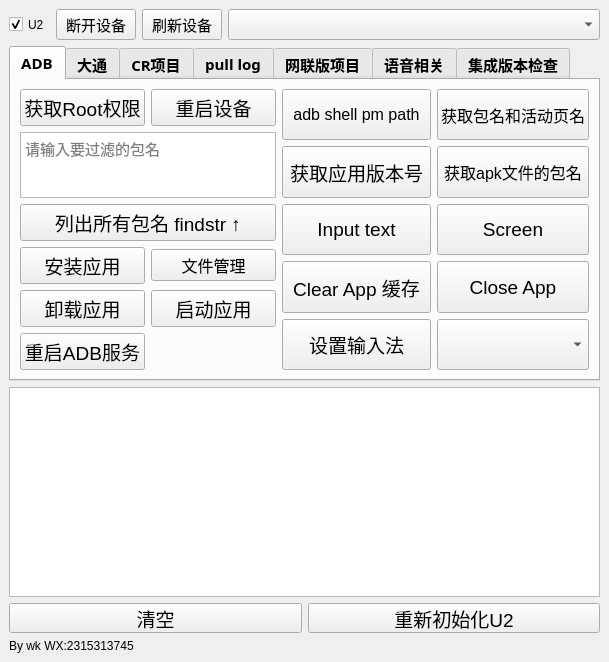
wangke956/ADBTools, file adbtool.ui: the form before one commit.
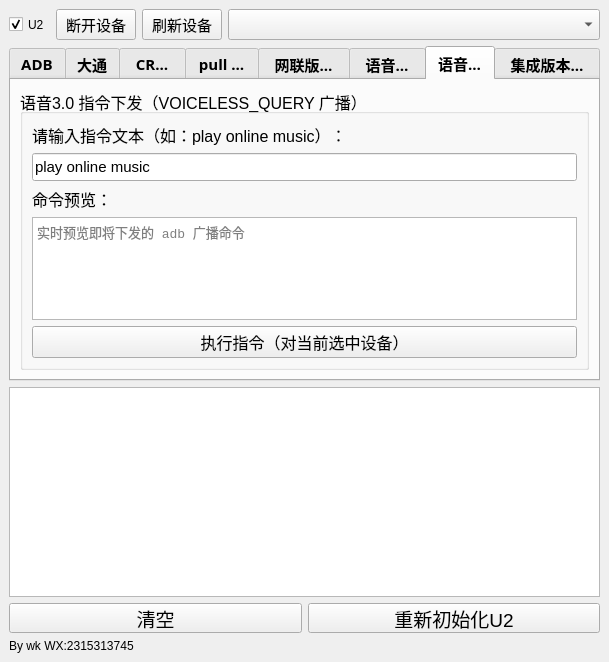
The form after the commit. The open tabs and pages were chosen to show the change.

Commit message: 1.增加谷歌语音3.0文本注入功能 2.修复部分受限设备日志无法生成的问题

```diff
--- a/adbtool.ui
+++ b/adbtool.ui
@@ -1780,6 +1780,115 @@
           </item>
          </layout>
         </widget>
+        <widget class="QWidget" name="tab_voice3">
+         <attribute name="title">
+          <string>语音3.0</string>
+         </attribute>
+         <layout class="QVBoxLayout" name="verticalLayout_voice3">
+          <item>
+           <widget class="QGroupBox" name="groupBox_voice3_query">
+            <property name="font">
+             <font>
+              <pointsize>12</pointsize>
+             </font>
+            </property>
+            <property name="title">
+             <string>语音3.0 指令下发（VOICELESS_QUERY 广播）</string>
+            </property>
+            <layout class="QVBoxLayout" name="verticalLayout_voice3_inner">
+             <item>
+              <widget class="QLabel" name="voice3_query_label">
+               <property name="text">
+                <string>请输入指令文本（如：play online music）：</string>
+               </property>
+              </widget>
+             </item>
+             <item>
+              <widget class="QLineEdit" name="voice3_query_input">
+               <property name="sizePolicy">
+                <sizepolicy hsizetype="Expanding" vsizetype="Minimum">
+                 <horstretch>0</horstretch>
+                 <verstretch>0</verstretch>
+                </sizepolicy>
+               </property>
+               <property name="minimumSize">
+                <size>
+                 <width>0</width>
+                 <height>28</height>
+                </size>
+               </property>
+               <property name="font">
+                <font>
+                 <pointsize>11</pointsize>
+                </font>
+               </property>
+               <property name="text">
+                <string>play online music</string>
+               </property>
+               <property name="placeholderText">
+                <string>例如：play online music / navigate to company / open window</string>
+               </property>
+              </widget>
+             </item>
+             <item>
+              <widget class="QLabel" name="voice3_preview_label">
+               <property name="text">
+                <string>命令预览：</string>
+               </property>
+              </widget>
+             </item>
+             <item>
+              <widget class="QTextEdit" name="voice3_command_preview">
+               <property name="minimumSize">
+                <size>
+                 <width>0</width>
+                 <height>70</height>
+                </size>
+               </property>
+               <property name="font">
+                <font>
+                 <family>Consolas</family>
+                 <pointsize>10</pointsize>
+                </font>
+               </property>
+               <property name="readOnly">
+                <bool>true</bool>
+               </property>
+               <property name="placeholderText">
+                <string>实时预览即将下发的 adb 广播命令</string>
+               </property>
+              </widget>
+             </item>
+             <item>
+              <widget class="QPushButton" name="voice3_execute_button">
+               <property name="sizePolicy">
+                <sizepolicy hsizetype="Minimum" vsizetype="Minimum">
+                 <horstretch>0</horstretch>
+                 <verstretch>0</verstretch>
+                </sizepolicy>
+               </property>
+               <property name="minimumSize">
+                <size>
+                 <width>50</width>
+                 <height>32</height>
+                </size>
+               </property>
+               <property name="font">
+                <font>
+                 <family>Agency FB</family>
+                 <pointsize>12</pointsize>
+                </font>
+               </property>
+               <property name="text">
+                <string>执行指令（对当前选中设备）</string>
+               </property>
+              </widget>
+             </item>
+            </layout>
+           </widget>
+          </item>
+         </layout>
+        </widget>
         <widget class="QWidget" name="tab_4">
          <attribute name="title">
           <string>集成版本检查</string>
```
The commit also changes 7 other files.
